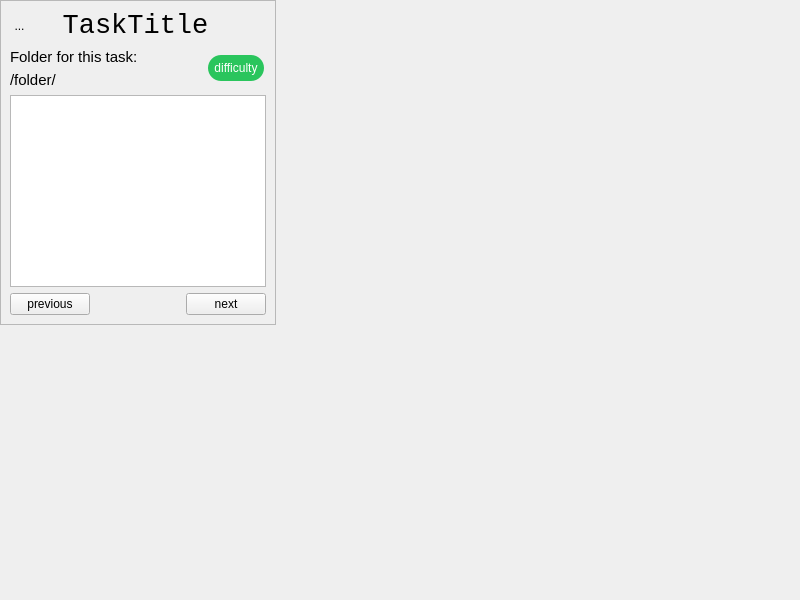
The window that resource/learn_environment.ui (MalteMatthey/Learn-Environment-Franka-Emika-Panda) describes before a commit, drawn with Qt 5.
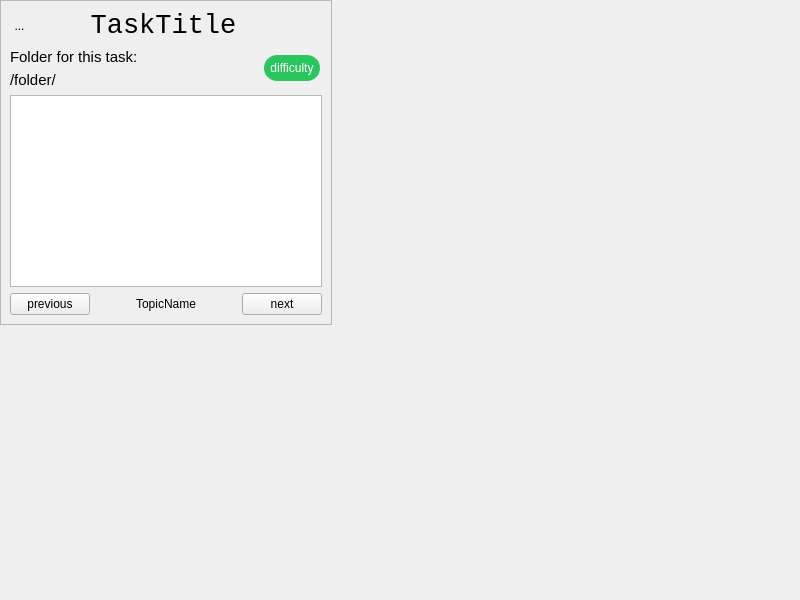
The same window after the commit. Icons and pictures are not drawn.

Commit message: Add topic indicator to UI and other small UI improvements

```diff
--- a/resource/learn_environment.ui
+++ b/resource/learn_environment.ui
@@ -218,6 +218,26 @@
               </property>
              </spacer>
             </item>
+            <item>
+             <widget class="QLabel" name="topicLabel">
+              <property name="text">
+               <string>TopicName</string>
+              </property>
+             </widget>
+            </item>
+            <item>
+             <spacer name="bottomNavSpacer2">
+              <property name="orientation">
+               <enum>Qt::Orientation::Horizontal</enum>
+              </property>
+              <property name="sizeHint" stdset="0">
+               <size>
+                <width>40</width>
+                <height>20</height>
+               </size>
+              </property>
+             </spacer>
+            </item>
             <item>
              <widget class="QPushButton" name="nextButton">
               <property name="cursor">
```
The commit also changes 7 other files.
